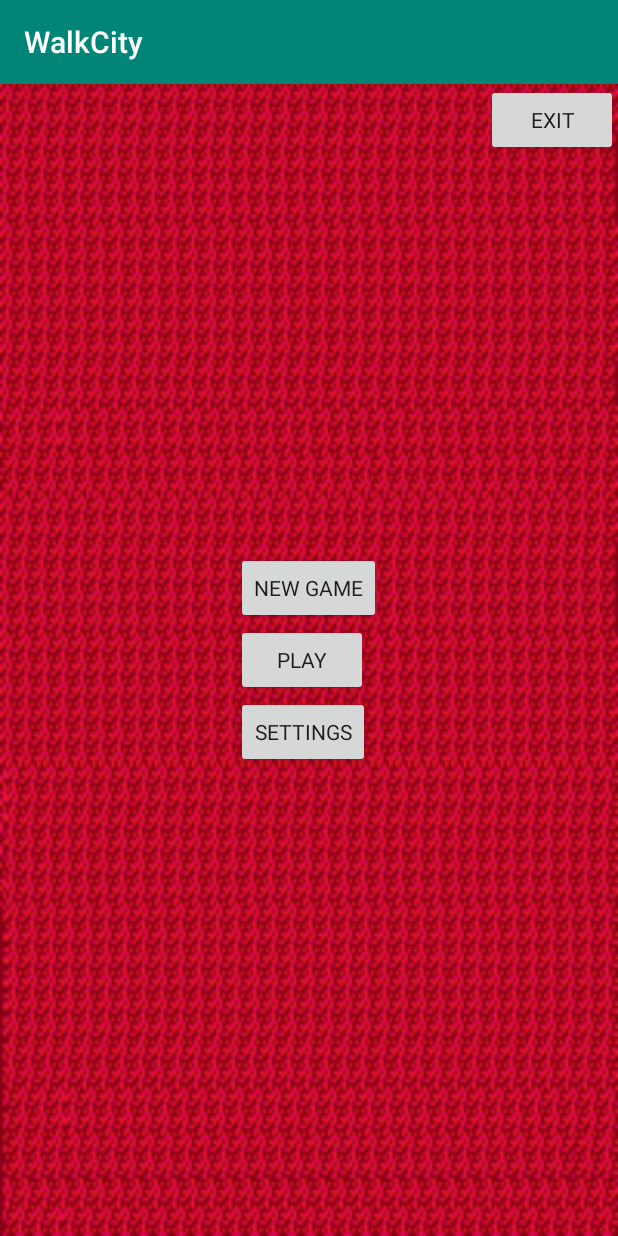
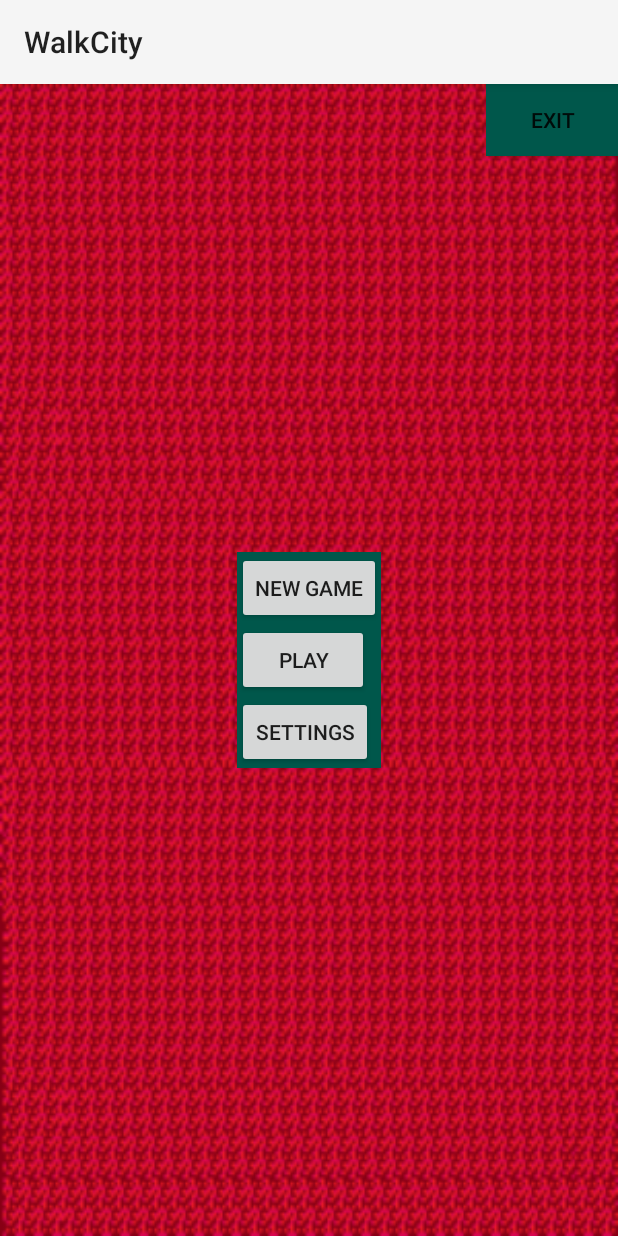
Before and after one commit to Kariel-Myrr/Walk_City, an Android app: the screen it shows after launch (Menu_Class), on a phone screen of 412 x 824 dp. Run offline under Robolectric (Android 15) with nearby library versions, the phone set to English and light mode, and no system bars.

Commit message:
button images fixed, app does not crash every time it starts, fonts added and than will be used

```diff
--- a/app/build.gradle
+++ b/app/build.gradle
@@ -20,6 +20,8 @@ android {
             proguardFiles getDefaultProguardFile('proguard-android.txt'), 'proguard-rules.pro'
         }
     }
+    productFlavors {
+    }
 }
 
 dependencies {
--- a/app/src/main/AndroidManifest.xml
+++ b/app/src/main/AndroidManifest.xml
@@ -4,13 +4,12 @@
     package="com.example.lesson_1.walkcity">
 
     <application
-        android:name=".App"
+        android:theme="@style/Theme.AppCompat.Light"
         android:allowBackup="true"
         android:icon="@mipmap/ic_launcher"
         android:label="@string/app_name"
         android:roundIcon="@mipmap/ic_launcher_round"
         android:supportsRtl="true"
-        android:theme="@style/AppTheme"
         tools:ignore="GoogleAppIndexingWarning">
         <activity android:name=".Menu_Class"
             android:label="@string/app_name">
--- a/app/src/main/java/com/example/lesson_1/walkcity/App.java
+++ /dev/null
@@ -1,12 +0,0 @@
-package com.example.lesson_1.walkcity;
-
-public final class App extends android.app.Application {
-    @Override
-    public void onCreate() {
-        super.onCreate();
-        FontsOverride.setDefaultFont(this, "DEFAULT", "origa__.ttf");
-        FontsOverride.setDefaultFont(this, "MONOSPACE", "origap.ttf");
-        FontsOverride.setDefaultFont(this, "SERIF", "origa.ttf");
-        FontsOverride.setDefaultFont(this, "SANS_SERIF", "origap.ttf");
-    }
-}
--- a/app/src/main/java/com/example/lesson_1/walkcity/FontsOverride.java
+++ /dev/null
@@ -1,29 +0,0 @@
-package com.example.lesson_1.walkcity;
-
-import java.lang.reflect.Field;
-import android.content.Context;
-import android.graphics.Typeface;
-
-public final class FontsOverride {
-
-    public static void setDefaultFont(Context context,
-                                      String staticTypefaceFieldName, String fontAssetName) {
-        final Typeface regular = Typeface.createFromAsset(context.getAssets(),
-                fontAssetName);
-        replaceFont(staticTypefaceFieldName, regular);
-    }
-
-    protected static void replaceFont(String staticTypefaceFieldName,
-                                      final Typeface newTypeface) {
-        try {
-            final Field staticField = Typeface.class
-                    .getDeclaredField(staticTypefaceFieldName);
-            staticField.setAccessible(true);
-            staticField.set(null, newTypeface);
-        } catch (NoSuchFieldException e) {
-            e.printStackTrace();
-        } catch (IllegalAccessException e) {
-            e.printStackTrace();
-        }
-    }
-}
--- a/app/src/main/java/com/example/lesson_1/walkcity/Menu_Class.kt
+++ b/app/src/main/java/com/example/lesson_1/walkcity/Menu_Class.kt
@@ -8,6 +8,7 @@ import kotlinx.android.synthetic.main.activity_menu.*
 import kotlin.system.exitProcess
 
 class Menu_Class : AppCompatActivity() {
+
     fun changeActtoSettings(demo : View){
         val intent = Intent(this,Settings_Class::class.java)
         startActivity(intent)
--- a/app/src/main/res/layout/activity_game__map.xml
+++ b/app/src/main/res/layout/activity_game__map.xml
@@ -26,10 +26,10 @@
                    />
             </ScrollView>
             <ImageButton
+                android:background="@drawable/inv"
                 android:layout_width="wrap_content"
                 android:layout_height="wrap_content"
                 android:id="@+id/inv"
-                android:src="@drawable/inv"
                 android:layout_alignParentRight="true"
                 android:contentDescription="TODO" />
 
@@ -37,12 +37,12 @@
 
 
     <ImageButton
+        android:background="@drawable/nt"
         android:id="@+id/nt"
         android:layout_width="wrap_content"
         android:layout_height="0dp"
         android:layout_alignParentBottom="true"
         android:contentDescription="TODO"
-        android:src="@drawable/nt"
         android:layout_weight="1"
         />
 
--- a/app/src/main/res/layout/activity_menu.xml
+++ b/app/src/main/res/layout/activity_menu.xml
@@ -12,6 +12,7 @@
         android:layout_width="match_parent"
         android:layout_height="match_parent">
         <LinearLayout
+            android:background="@color/colorPrimaryDark"
             android:layout_width="wrap_content"
             android:layout_height="wrap_content"
             android:orientation="vertical"
@@ -44,6 +45,7 @@
         </LinearLayout>
 
         <Button
+            android:background="@color/colorPrimaryDark"
             android:id="@+id/exit"
             android:layout_width="wrap_content"
             android:layout_height="wrap_content"
--- a/app/src/main/res/layout/activity_settings.xml
+++ b/app/src/main/res/layout/activity_settings.xml
@@ -7,6 +7,7 @@
     android:background="@drawable/wrenches2">
 
     <Button
+        android:background="@color/gray"
         android:layout_width="wrap_content"
         android:layout_height="wrap_content"
         android:id="@+id/settings_back"
--- a/app/src/main/res/values/styles.xml
+++ b/app/src/main/res/values/styles.xml
@@ -1,12 +1,9 @@
 <resources>
-
     <!-- Base application theme. -->
-    <style name="AppTheme" parent="Theme.AppCompat.Light.DarkActionBar">
+    <style name="AppTheme" parent="android:Theme.Material.Light">
         <!-- Customize your theme here. -->
         <item name="colorPrimary">@color/colorPrimary</item>
         <item name="colorPrimaryDark">@color/colorPrimaryDark</item>
         <item name="colorAccent">@color/colorAccent</item>
-        <item name="android:typeface">monospace</item>
     </style>
-
 </resources>
```
Also changed, not shown: app/src/main/res/values/colors.xml (+16 -0 lines), 1 other file.
